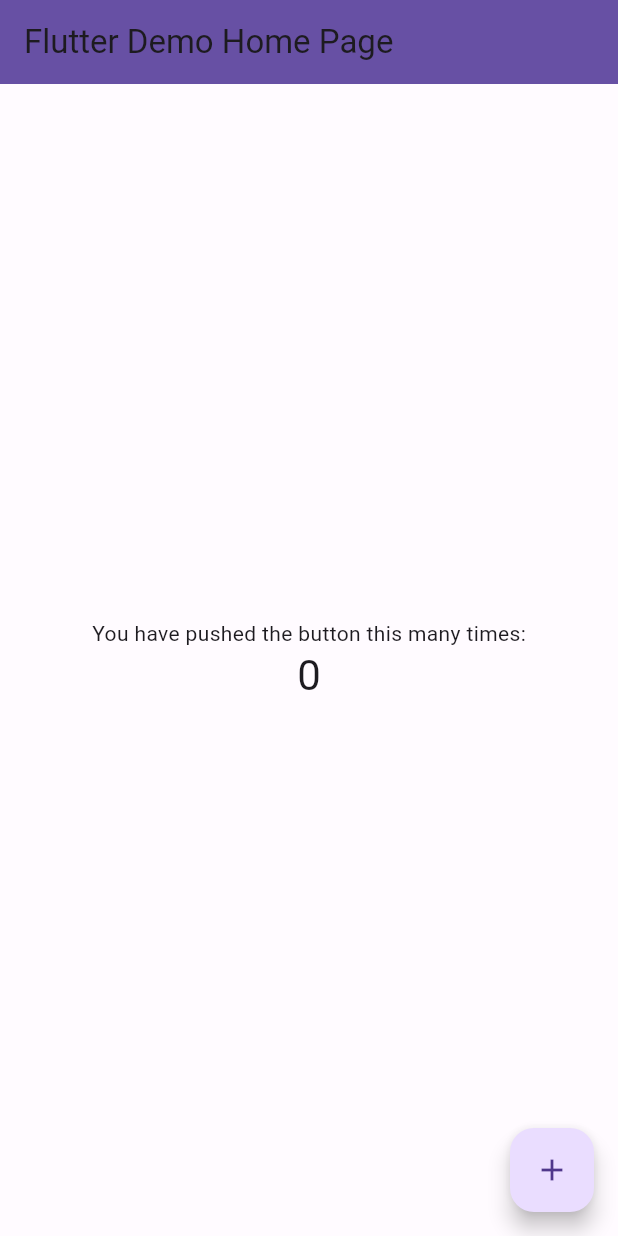
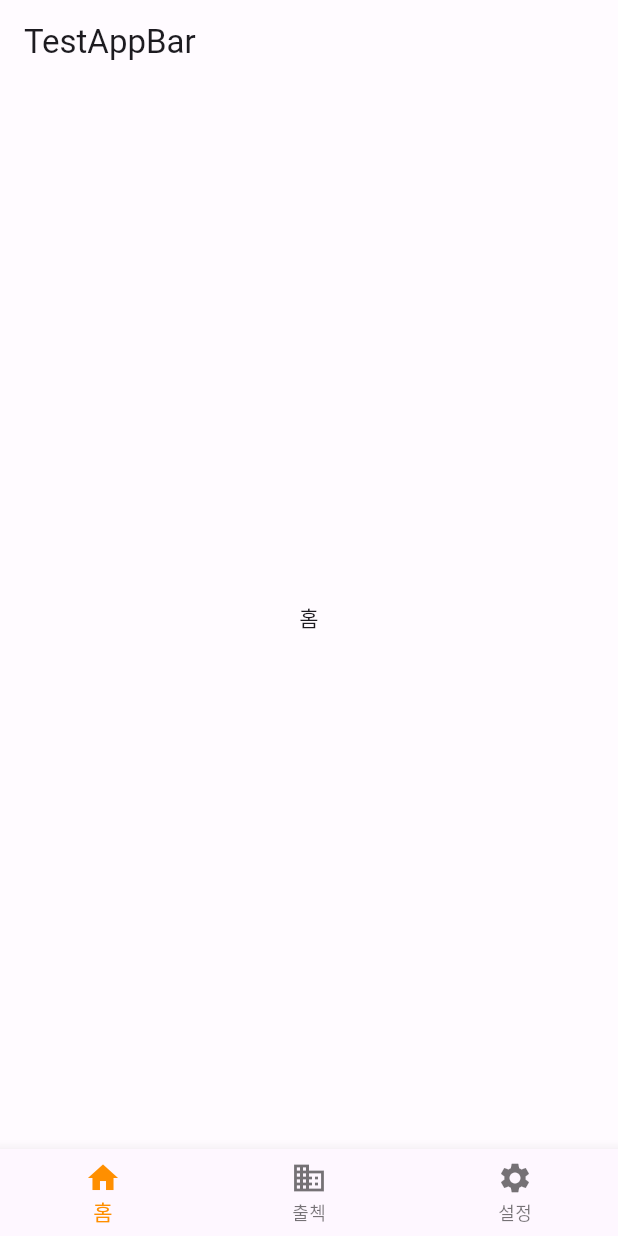
Before and after one commit to ParkJS09/church_info_app, a Flutter app: the screen it shows after launch, on a phone screen of 412 x 824 dp. Run offline on Flutter 3.47's test engine with Material 3 defaults, Android fonts, the phone set to English and light mode, and no system bars.

Commit message:
네비게이션 적용

```diff
--- a/lib/main.dart
+++ b/lib/main.dart
@@ -1,4 +1,5 @@
 import 'package:church_info_app/share/service/theme_service.dart';
+import 'package:church_info_app/src/screen/main/main_screen.dart';
 import 'package:flutter/material.dart';
 import 'package:provider/provider.dart';
 
@@ -18,64 +19,12 @@
 class MyApp extends StatelessWidget {
   const MyApp({super.key});
 
-  // This widget is the root of your application.
   @override
   Widget build(BuildContext context) {
     return MaterialApp(
       title: 'Flutter Demo',
       theme: context.themeService.themeData,
-      home: const MyHomePage(title: 'Flutter Demo Home Page'),
+      home: MainScreen(),
     );
   }
 }
-
-class MyHomePage extends StatefulWidget {
-  const MyHomePage({super.key, required this.title});
-
-  // This widget is the home page of your application. It is stateful, meaning
-  // that it has a State object (defined below) that contains fields that affect
-  // how it looks.
-
-  // This class is the configuration for the state. It holds the values (in this
-  // case the title) provided by the parent (in this case the App widget) and
-  // used by the build method of the State. Fields in a Widget subclass are
-  // always marked "final".
-
-  final String title;
-
-  @override
-  State<MyHomePage> createState() => _MyHomePageState();
-}
-
-class _MyHomePageState extends State<MyHomePage> {
-  int _counter = 0;
-
-  @override
-  Widget build(BuildContext context) {
-    return Scaffold(
-      appBar: AppBar(
-        backgroundColor: context.themeService.themeData.primaryColor,
-        title: Text(widget.title),
-      ),
-      body: Center(
-        child: Column(
-          mainAxisAlignment: MainAxisAlignment.center,
-          children: <Widget>[
-            const Text(
-              'You have pushed the button this many times:',
-            ),
-            Text(
-              '$_counter',
-              style: Theme.of(context).textTheme.headlineMedium,
-            ),
-          ],
-        ),
-      ),
-      floatingActionButton: FloatingActionButton(
-        onPressed: context.watch<ThemeService>().toggleTheme,
-        tooltip: 'Increment',
-        child: const Icon(Icons.add),
-      ), // This trailing comma makes auto-formatting nicer for build methods.
-    );
-  }
-}
--- a/lib/share/service/theme_service.dart
+++ b/lib/share/service/theme_service.dart
@@ -11,7 +11,7 @@
   void toggleTheme() {
     print('current theme : ${theme.brightness}');
     if (theme.brightness == Brightness.light) {
-      theme = DarkTheme();
+      theme = LightTheme();
     } else {
       theme = LightTheme();
     }
--- /dev/null
+++ b/lib/src/screen/chulcheck/check_screen.dart
@@ -0,0 +1,14 @@
+import 'package:flutter/material.dart';
+
+class CheckScreen extends StatelessWidget {
+  const CheckScreen({super.key});
+
+  @override
+  Widget build(BuildContext context) {
+    return Scaffold(
+      body: Center(
+        child: Text("출석"),
+      ),
+    );
+  }
+}
--- /dev/null
+++ b/lib/src/screen/home/home_screen.dart
@@ -0,0 +1,14 @@
+import 'package:flutter/material.dart';
+
+class HomeScreen extends StatelessWidget {
+  const HomeScreen({super.key});
+
+  @override
+  Widget build(BuildContext context) {
+    return Scaffold(
+      body: Center(
+        child: Text("홈"),
+      ),
+    );
+  }
+}
--- /dev/null
+++ b/lib/src/screen/main/main_screen.dart
@@ -0,0 +1,22 @@
+import 'package:church_info_app/share/service/theme_service.dart';
+import 'package:church_info_app/src/screen/main/navigation_bar.dart';
+import 'package:flutter/material.dart';
+
+class MainScreen extends StatefulWidget {
+  const MainScreen({super.key});
+
+  @override
+  State<MainScreen> createState() => _MainScreenState();
+}
+
+class _MainScreenState extends State<MainScreen> {
+  @override
+  Widget build(BuildContext context) {
+    return Scaffold(
+      appBar: AppBar(
+        title: Text('TestAppBar'),
+      ),
+      body: MainNavigationBar(),
+    );
+  }
+}
--- /dev/null
+++ b/lib/src/screen/main/navigation_bar.dart
@@ -0,0 +1,55 @@
+import 'package:church_info_app/src/screen/chulcheck/check_screen.dart';
+import 'package:church_info_app/src/screen/home/home_screen.dart';
+import 'package:church_info_app/src/screen/setting/setting_screen.dart';
+import 'package:flutter/material.dart';
+
+class MainNavigationBar extends StatefulWidget {
+  const MainNavigationBar({super.key});
+
+  @override
+  State<MainNavigationBar> createState() => _MainNavigationBarState();
+}
+
+class _MainNavigationBarState extends State<MainNavigationBar> {
+  int _selectedIndex = 0;
+  static const List<Widget> _page = <Widget>[
+    HomeScreen(),
+    CheckScreen(),
+    SettingScreen(),
+  ];
+
+  void _onItemTapped(int index) {
+    setState(() {
+      _selectedIndex = index;
+    });
+  }
+
+  @override
+  Widget build(BuildContext context) {
+    return Scaffold(
+      body: _page[_selectedIndex],
+      bottomNavigationBar: BottomNavigationBar(
+        items: const <BottomNavigationBarItem>[
+          BottomNavigationBarItem(
+            icon: Icon(Icons.home),
+            label: '홈',
+            backgroundColor: Colors.red,
+          ),
+          BottomNavigationBarItem(
+            icon: Icon(Icons.business),
+            label: '출첵',
+            backgroundColor: Colors.green,
+          ),
+          BottomNavigationBarItem(
+            icon: Icon(Icons.settings),
+            label: '설정',
+            backgroundColor: Colors.pink,
+          ),
+        ],
+        currentIndex: _selectedIndex,
+        selectedItemColor: Colors.amber[800],
+        onTap: _onItemTapped,
+      ),
+    );
+  }
+}
--- /dev/null
+++ b/lib/src/screen/setting/setting_screen.dart
@@ -0,0 +1,14 @@
+import 'package:flutter/material.dart';
+
+class SettingScreen extends StatelessWidget {
+  const SettingScreen({super.key});
+
+  @override
+  Widget build(BuildContext context) {
+    return Scaffold(
+      body: Center(
+        child: Text("설정"),
+      ),
+    );
+  }
+}
```
